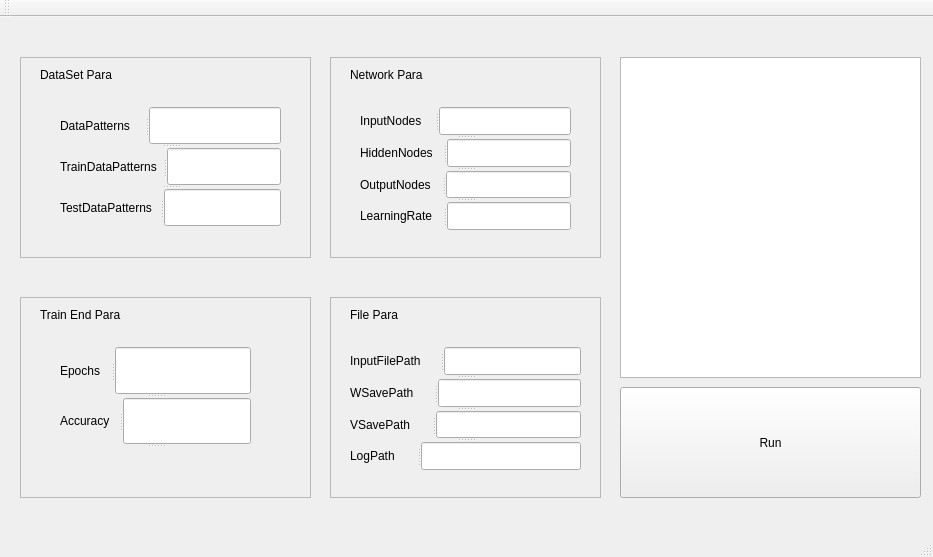
mcgrady20150318/BPNNGUI, file mainwindow.ui: the form before one commit.
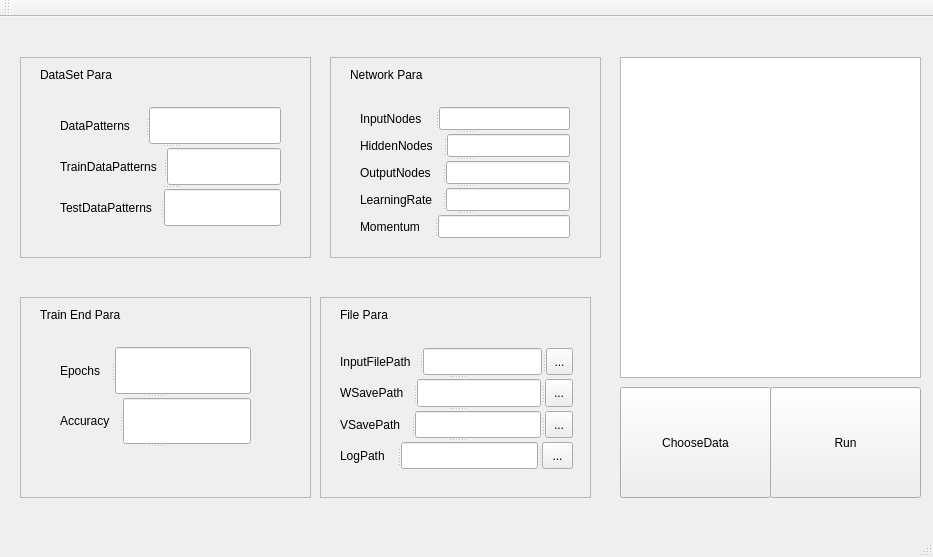
The form after the commit.

Commit message: GUI adds choose data dialog and file choose Button Momentum term to optimize the algorithm

Patch:
```diff
--- a/mainwindow.ui
+++ b/mainwindow.ui
@@ -17,9 +17,9 @@
    <widget class="QPushButton" name="RunBtn">
     <property name="geometry">
      <rect>
-      <x>620</x>
+      <x>770</x>
       <y>370</y>
-      <width>301</width>
+      <width>151</width>
       <height>111</height>
      </rect>
     </property>
@@ -135,8 +135,8 @@
       <rect>
        <x>30</x>
        <y>50</y>
-       <width>211</width>
-       <height>123</height>
+       <width>210</width>
+       <height>131</height>
       </rect>
      </property>
      <property name="orientation">
@@ -186,6 +186,17 @@
       </widget>
       <widget class="QLineEdit" name="LREdit"/>
      </widget>
+     <widget class="QSplitter" name="splitter_14">
+      <property name="orientation">
+       <enum>Qt::Horizontal</enum>
+      </property>
+      <widget class="QLabel" name="label_30">
+       <property name="text">
+        <string>Momentum</string>
+       </property>
+      </widget>
+      <widget class="QLineEdit" name="MomentumEdit"/>
+     </widget>
     </widget>
    </widget>
    <widget class="QFrame" name="frame_3">
@@ -260,7 +271,7 @@
    <widget class="QFrame" name="frame_4">
     <property name="geometry">
      <rect>
-      <x>330</x>
+      <x>320</x>
       <y>280</y>
       <width>271</width>
       <height>201</height>
@@ -289,9 +300,9 @@
      <property name="geometry">
       <rect>
        <x>20</x>
-       <y>50</y>
-       <width>231</width>
-       <height>123</height>
+       <y>51</y>
+       <width>233</width>
+       <height>121</height>
       </rect>
      </property>
      <property name="orientation">
@@ -307,6 +318,11 @@
        </property>
       </widget>
       <widget class="QLineEdit" name="InputFileEdit"/>
+      <widget class="QToolButton" name="toolButton">
+       <property name="text">
+        <string>...</string>
+       </property>
+      </widget>
      </widget>
      <widget class="QSplitter" name="splitter_27">
       <property name="orientation">
@@ -318,6 +334,11 @@
        </property>
       </widget>
       <widget class="QLineEdit" name="WEdit"/>
+      <widget class="QToolButton" name="toolButton_2">
+       <property name="text">
+        <string>...</string>
+       </property>
+      </widget>
      </widget>
      <widget class="QSplitter" name="splitter_28">
       <property name="orientation">
@@ -329,6 +350,11 @@
        </property>
       </widget>
       <widget class="QLineEdit" name="VEdit"/>
+      <widget class="QToolButton" name="toolButton_3">
+       <property name="text">
+        <string>...</string>
+       </property>
+      </widget>
      </widget>
      <widget class="QSplitter" name="splitter_30">
       <property name="orientation">
@@ -340,6 +366,11 @@
        </property>
       </widget>
       <widget class="QLineEdit" name="LogEdit"/>
+      <widget class="QToolButton" name="toolButton_4">
+       <property name="text">
+        <string>...</string>
+       </property>
+      </widget>
      </widget>
     </widget>
    </widget>
@@ -353,6 +384,19 @@
      </rect>
     </property>
    </widget>
+   <widget class="QPushButton" name="pushButton">
+    <property name="geometry">
+     <rect>
+      <x>620</x>
+      <y>370</y>
+      <width>151</width>
+      <height>111</height>
+     </rect>
+    </property>
+    <property name="text">
+     <string>ChooseData</string>
+    </property>
+   </widget>
   </widget>
   <widget class="QMenuBar" name="menuBar">
    <property name="geometry">
```
Left out of the diff: 12 changed lines with no effect on the pictures. The commit also changes 11 other files.
